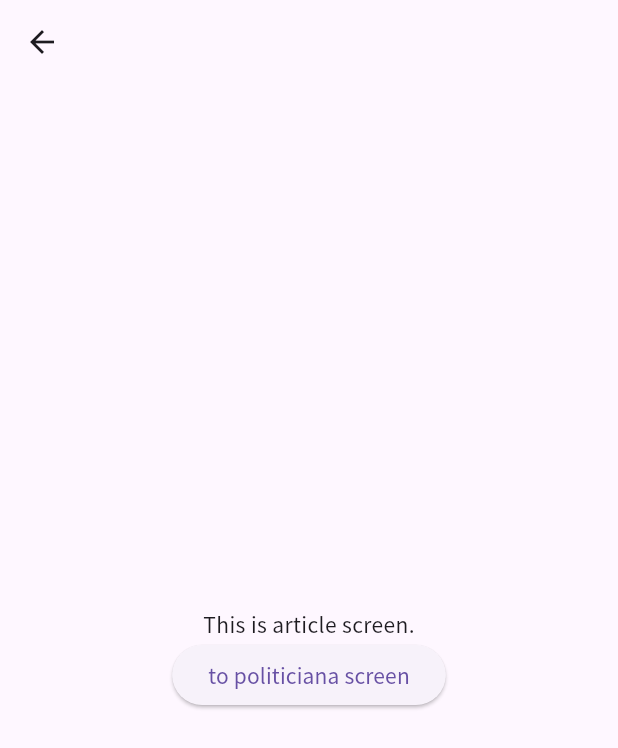
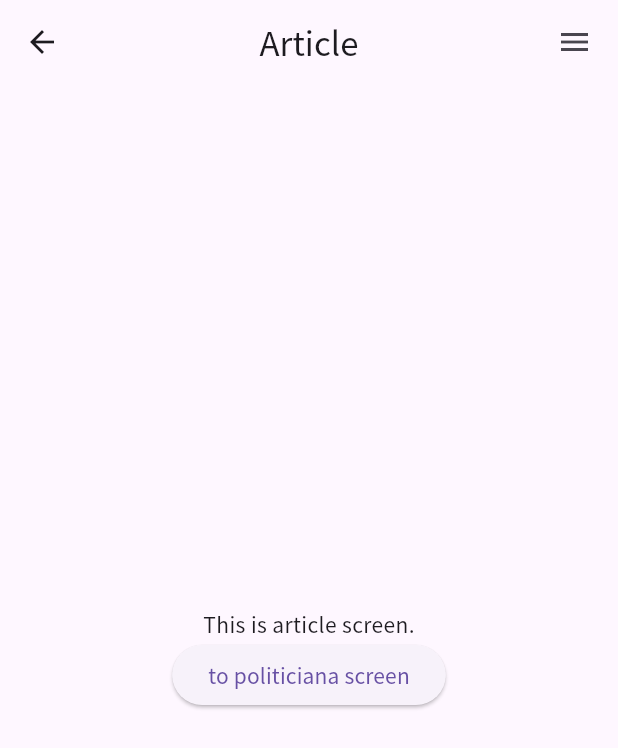
Before and after one commit to yambaru-hackathon/Group-6, a Flutter app: the Article screen opened directly, on a phone screen of 412 x 824 dp. Shown: the top 748 px of the screen. Run offline on Flutter 3.47's test engine with Material 3 defaults, Android fonts, the phone set to English and light mode, and no system bars; our stand-ins replace firebase_auth, firebase_core, flutter_riverpod, riverpod_annotation; missing offline and left inert: navigator_scope; accounts and stored records are empty; generated files the repository leaves out were written again.

Commit message:
AppBarのコンポーネント化

```diff
--- /dev/null
+++ b/lib/components/app_bar.dart
@@ -0,0 +1,20 @@
+import 'package:flutter/material.dart';
+
+PreferredSize myAppBar(String title) {
+  return PreferredSize(
+    preferredSize: const Size.fromHeight(kToolbarHeight),
+    child: AppBar(
+      centerTitle: true,
+      title: Text(title),
+      actions: <Widget>[
+        IconButton(
+          icon: const Icon(Icons.menu),
+          onPressed: () {
+            // do something
+          },
+        ),
+        const SizedBox(width: 5),
+      ],
+    ),
+  );
+}
--- a/lib/screen/article/article.dart
+++ b/lib/screen/article/article.dart
@@ -1,5 +1,6 @@
 import 'package:flutter/material.dart';
 import '../politician/politician.dart';
+import '../../components/app_bar.dart';
 
 class Article extends StatefulWidget {
   const Article({super.key});
@@ -20,8 +21,7 @@ class _ArticleState extends State<Article> {
   @override
   Widget build(BuildContext context) {
     return Scaffold(
-      appBar: AppBar(
-      ),
+      appBar: myAppBar('Article'),
       body: Center(
         child: Column(
           mainAxisAlignment: MainAxisAlignment.center,
```
